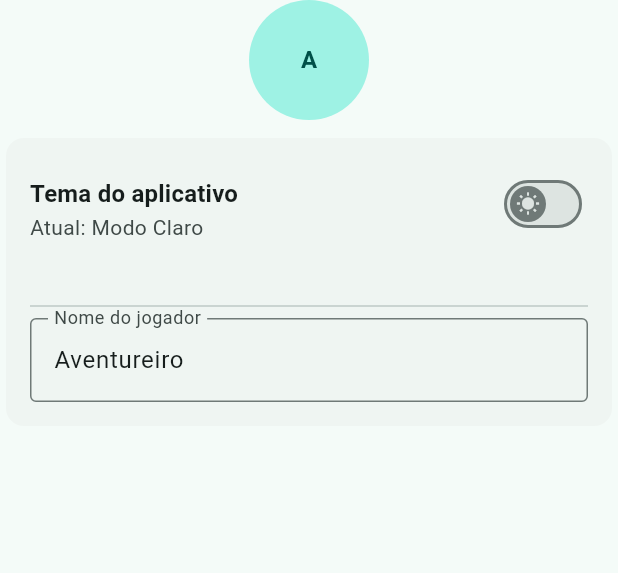
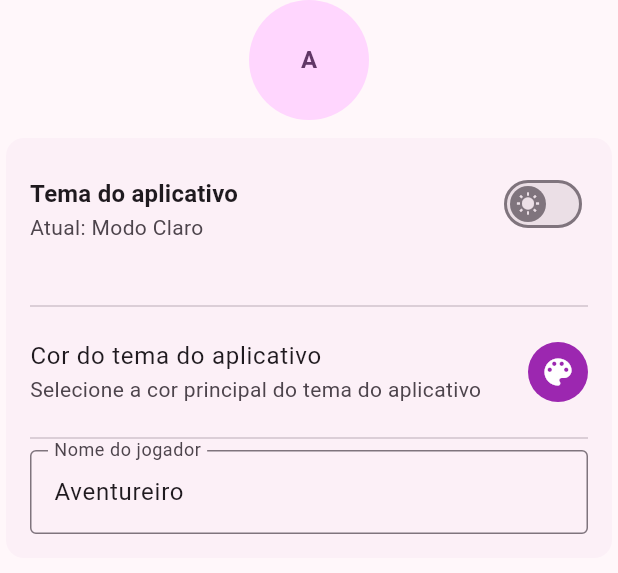
Before and after one commit to Kainato/arena_x, a Flutter app: the SettingRead widget shown alone on an empty page, opened directly, on a phone screen of 412 x 824 dp. Shown: the top 573 px of the screen. Run offline on Flutter 3.47's test engine with Material 3 defaults, Android fonts, the phone set to English and light mode, and no system bars; our stand-ins replace shared_preferences; accounts and stored records are empty.

Commit message:
Permite a seleção de cor de tema do app
Refatora tema do aplicativo: substitui wd_switch_theme por wd_color_theme, adiciona seleção de cores e atualiza a cor primária para roxo.

```diff
--- a/lib/app/home/tab/setting_read.dart
+++ b/lib/app/home/tab/setting_read.dart
@@ -2,7 +2,8 @@ import 'package:arena_x/core/state/game_state.dart';
 import 'package:flutter/material.dart';
 import 'package:provider/provider.dart';
 
-import '../../../utils/widgets/base/wd_switch_theme.dart';
+import '../../../utils/widgets/custom/wd_color_theme.dart';
+import '../../../utils/widgets/custom/wd_switch_theme.dart';
 
 class SettingRead extends StatelessWidget {
   const SettingRead({super.key});
@@ -10,15 +11,6 @@ class SettingRead extends StatelessWidget {
   @override
   Widget build(BuildContext context) {
     final GameState g = context.watch<GameState>();
-    // final List<MaterialColor> materialColors = [
-    //   Colors.red,
-    //   Colors.green,
-    //   Colors.blue,
-    //   Colors.yellow,
-    //   Colors.orange,
-    //   Colors.purple,
-    //   Colors.teal,
-    // ];
 
     return Column(
       crossAxisAlignment: CrossAxisAlignment.center,
@@ -36,6 +28,8 @@ class SettingRead extends StatelessWidget {
             child: Column(
               children: [
                 WdSwitchTheme(),
+                Divider(),
+                WdColorTheme(),
                 Divider(),
                 TextFormField(
                   controller: g.playerNameController,
--- a/lib/core/state/app_state.dart
+++ b/lib/core/state/app_state.dart
@@ -1,4 +1,5 @@
 import 'package:arena_x/core/enum/cache_keys.dart';
+import 'package:arena_x/core/theme/app_theme.dart';
 import 'package:flutter/material.dart';
 import 'package:shared_preferences/shared_preferences.dart';
 
@@ -49,9 +50,11 @@ class AppState extends ChangeNotifier {
     notifyListeners();
   }
 
-  MaterialColor _primaryColor = Colors.teal;
+  MaterialColor _primaryColor = Colors.purple;
 
   MaterialColor get primaryColor => _primaryColor;
+
+  List<MaterialColor> get materialColors => AppTheme(this).materialColors;
 
   void setPrimaryColor(MaterialColor color) {
     _primaryColor = color;
--- a/lib/core/theme/app_theme.dart
+++ b/lib/core/theme/app_theme.dart
@@ -49,4 +49,25 @@ class AppTheme {
       ),
     );
   }
+
+  /// Lista de cores disponíveis para seleção
+  final List<MaterialColor> materialColors = [
+    Colors.red,
+    Colors.deepOrange,
+    Colors.orange,
+    Colors.amber,
+    Colors.yellow,
+    Colors.lime,
+    Colors.lightGreen,
+    Colors.green,
+    Colors.teal,
+    Colors.cyan,
+    Colors.lightBlue,
+    Colors.blue,
+    Colors.indigo,
+    Colors.deepPurple,
+    Colors.purple,
+    Colors.pink,
+    Colors.brown,
+  ];
 }
--- /dev/null
+++ b/lib/utils/widgets/custom/wd_color_theme.dart
@@ -0,0 +1,60 @@
+import 'package:arena_x/core/extension/material_color_extension.dart';
+import 'package:flutter/material.dart';
+import 'package:provider/provider.dart';
+
+import '../../../core/state/app_state.dart';
+
+class WdColorTheme extends StatelessWidget {
+  const WdColorTheme({super.key});
+
+  @override
+  Widget build(BuildContext context) {
+    final AppState a = context.watch<AppState>();
+    return ListTile(
+      contentPadding: EdgeInsets.zero,
+      title: Text('Cor do tema do aplicativo'),
+      subtitle: Text('Selecione a cor principal do tema do aplicativo'),
+      trailing: CircleAvatar(
+        backgroundColor: a.primaryColor,
+        child: Icon(Icons.color_lens, color: a.primaryColor.textColor),
+      ),
+      onTap: () => _dialogColorPicker(context, a),
+    );
+  }
+}
+
+Future _dialogColorPicker(BuildContext context, AppState a) {
+  return showDialog(
+    context: context,
+    builder: (dialogContext) {
+      return AlertDialog(
+        title: Text('Selecione uma cor'),
+        content: Wrap(
+          spacing: 8.0,
+          runSpacing: 8.0,
+          children: a.materialColors.map((color) {
+            return InkWell(
+              onTap: () {
+                a.setPrimaryColor(color);
+                Navigator.of(dialogContext).pop();
+              },
+              child: CircleAvatar(
+                backgroundColor: color,
+                child: Visibility(
+                  visible: a.primaryColor == color,
+                  child: Icon(Icons.check, color: color.textColor),
+                ),
+              ),
+            );
+          }).toList(),
+        ),
+        actions: [
+          TextButton(
+            onPressed: () => Navigator.of(dialogContext).pop(),
+            child: Text('Voltar'),
+          ),
+        ],
+      );
+    },
+  );
+}
--- a/pubspec.yaml
+++ b/pubspec.yaml
@@ -10,7 +10,6 @@ dependencies:
   flutter:
     sdk: flutter
   provider: ^6.1.2
-  flutter_colorpicker: ^1.1.0
   shared_preferences: ^2.5.3
 
 dev_dependencies:
```
Also changed, not shown: lib/core/extension/material_color_extension.dart (added, +7 -0 lines), lib/utils/widgets/custom/wd_switch_theme.dart (renamed from lib/utils/widgets/base/wd_switch_theme.dart), pubspec.lock.
